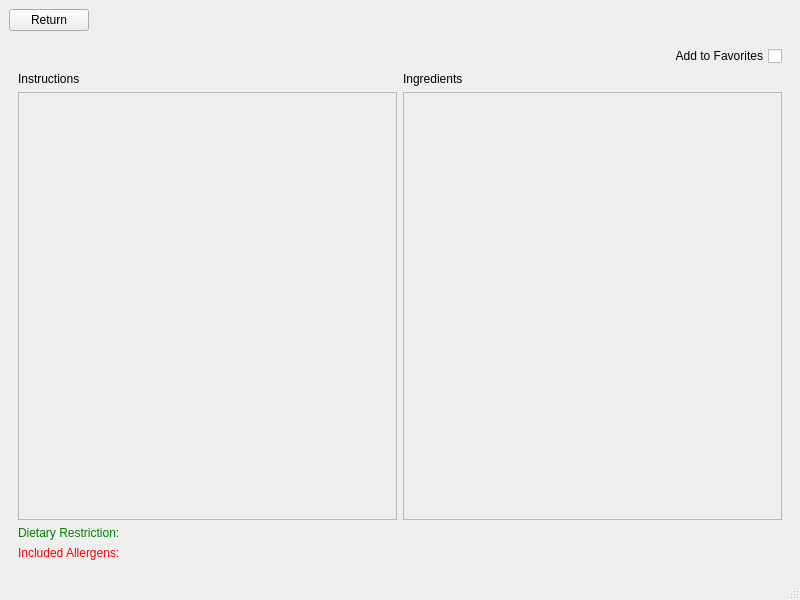
First picture: the form in recipeapp.ui, repository Blake1412/Qt-Recipe-Application, before the edit.
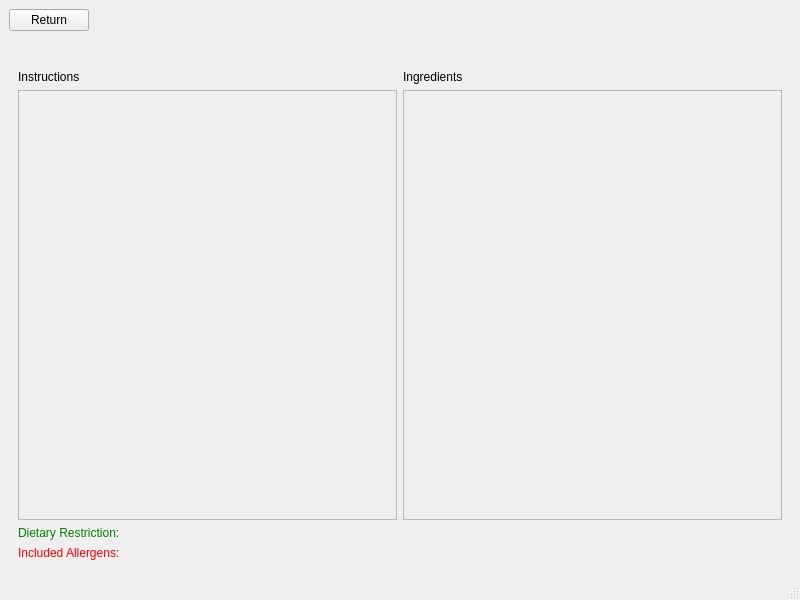
Second picture: the form after the edit. The open tabs and pages were chosen to show the change.

Patch:
```diff
--- a/recipeapp.ui
+++ b/recipeapp.ui
@@ -365,16 +365,6 @@
             </property>
            </widget>
           </item>
-          <item row="0" column="1">
-           <widget class="QCheckBox" name="favoritesCheckBox">
-            <property name="layoutDirection">
-             <enum>Qt::RightToLeft</enum>
-            </property>
-            <property name="text">
-             <string>Add to Favorites</string>
-            </property>
-           </widget>
-          </item>
          </layout>
         </item>
         <item row="1" column="1">
@@ -393,8 +383,8 @@
             <rect>
              <x>0</x>
              <y>0</y>
-             <width>40</width>
-             <height>20</height>
+             <width>377</width>
+             <height>390</height>
             </rect>
            </property>
            <layout class="QVBoxLayout" name="verticalLayout_7">
@@ -435,8 +425,8 @@
             <rect>
              <x>0</x>
              <y>0</y>
-             <width>40</width>
-             <height>20</height>
+             <width>377</width>
+             <height>390</height>
             </rect>
            </property>
            <layout class="QVBoxLayout" name="verticalLayout_6">
```
Left out of the diff: 21 changed lines with no effect on the pictures.
